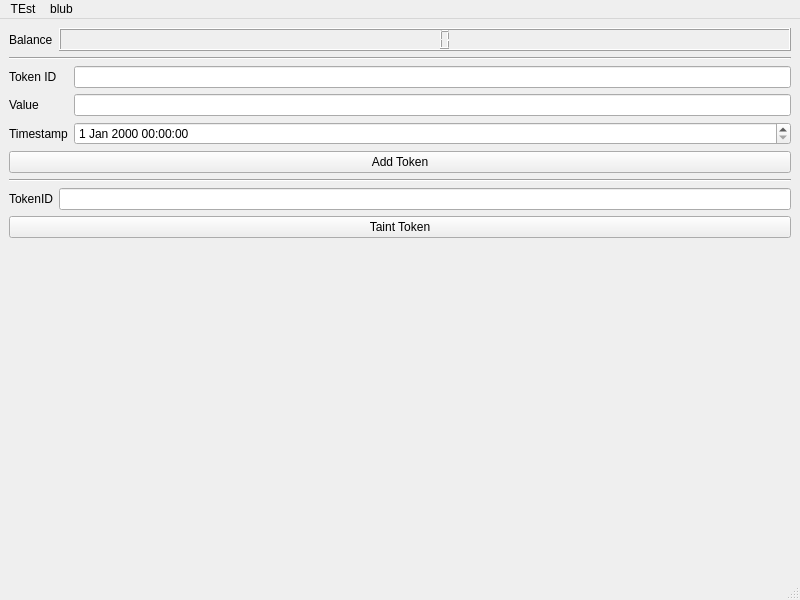
This is mainwindow.ui in neosam/qupay as Qt 5 draws it before an edit. The edited form follows.
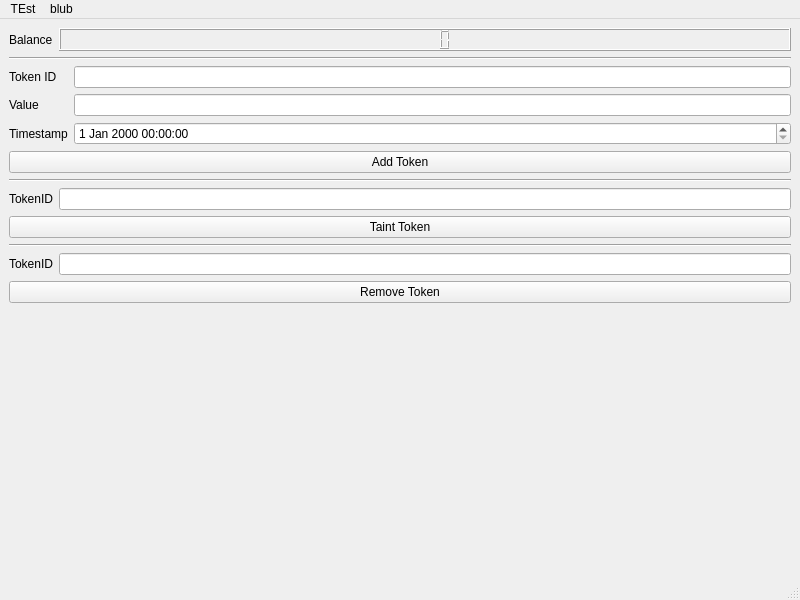
This is the edited form.

Commit message: Wallet now stores tokens to local storage.

The edit to the form file:
```diff
--- a/mainwindow.ui
+++ b/mainwindow.ui
@@ -123,6 +123,34 @@
       </property>
      </widget>
     </item>
+    <item>
+     <widget class="Line" name="line_3">
+      <property name="orientation">
+       <enum>Qt::Horizontal</enum>
+      </property>
+     </widget>
+    </item>
+    <item>
+     <layout class="QFormLayout" name="formLayout">
+      <item row="0" column="0">
+       <widget class="QLabel" name="label_6">
+        <property name="text">
+         <string>TokenID</string>
+        </property>
+       </widget>
+      </item>
+      <item row="0" column="1">
+       <widget class="QLineEdit" name="removeTokenField"/>
+      </item>
+     </layout>
+    </item>
+    <item>
+     <widget class="QPushButton" name="removeTokenButton">
+      <property name="text">
+       <string>Remove Token</string>
+      </property>
+     </widget>
+    </item>
     <item>
      <spacer name="verticalSpacer">
       <property name="orientation">
```
Left out of the diff: 17 changed lines with no effect on the pictures. The commit also changes 6 other files.
